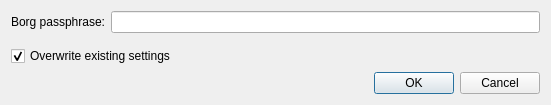
Above: src/vorta/assets/UI/importwindow.ui from borgbase/vorta before the change. Below: the same form after it.
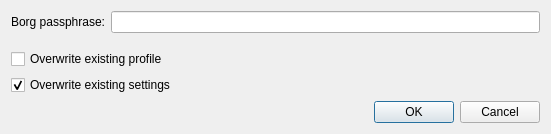
That is the form after the change.

Commit message: Add possibility to overwrite an existing profile when importing

What changed in the file:
```diff
--- a/src/vorta/assets/UI/importwindow.ui
+++ b/src/vorta/assets/UI/importwindow.ui
@@ -7,7 +7,7 @@
     <x>0</x>
     <y>0</y>
     <width>551</width>
-    <height>105</height>
+    <height>134</height>
    </rect>
   </property>
   <property name="sizePolicy">
@@ -48,7 +48,14 @@
     </layout>
    </item>
    <item>
-    <widget class="QCheckBox" name="overrideExisting">
+    <widget class="QCheckBox" name="overwriteExistingProfile">
+     <property name="text">
+      <string>Overwrite existing profile</string>
+     </property>
+    </widget>
+   </item>
+   <item>
+    <widget class="QCheckBox" name="overwriteExistingSettings">
      <property name="text">
       <string>Overwrite existing settings</string>
      </property>
```
The commit also changes 3 other files.
